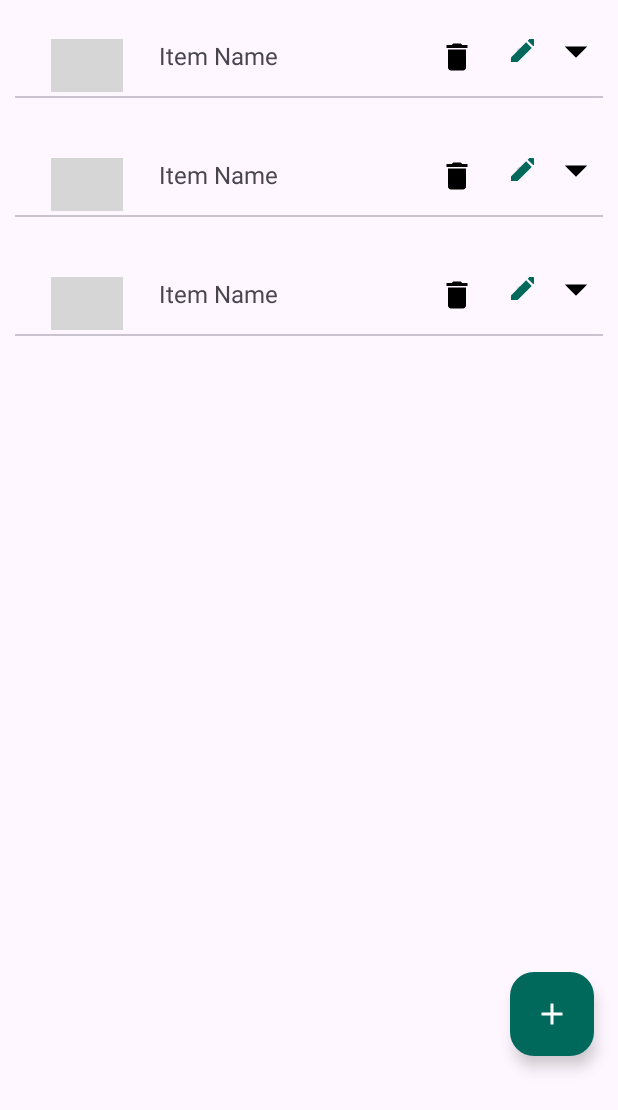
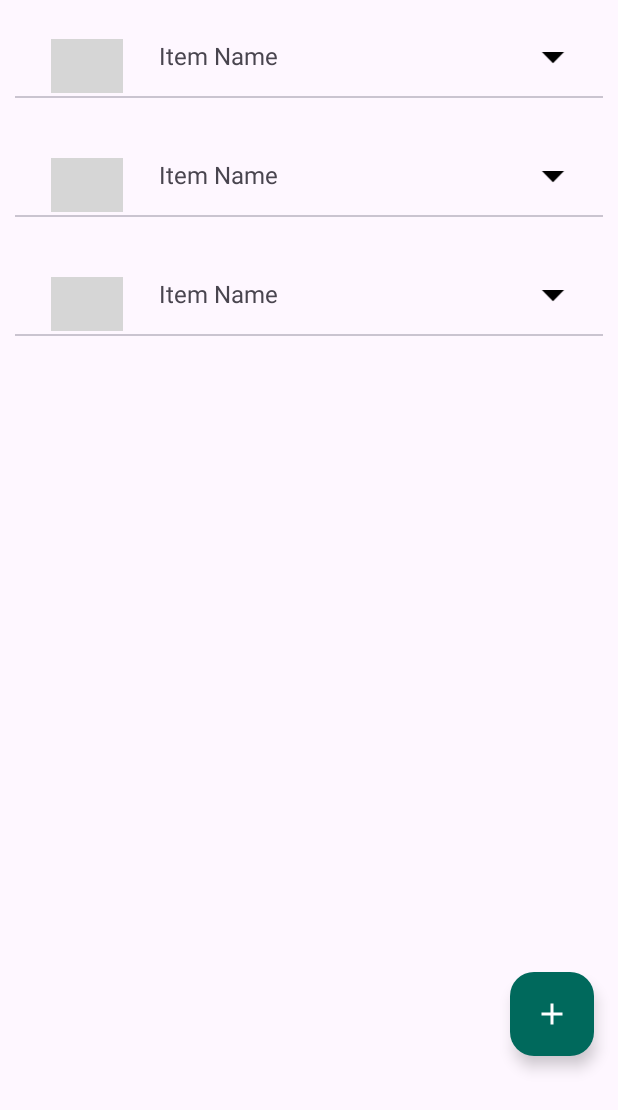
Before and after one commit to thatwaz/ShopPuppet, an Android app: the layout fragment_list.xml on its own in the app's theme, with its tools: preview values and no code run, on a phone screen of 412 x 824 dp. Shown: the top 1110 px of the screen. Run offline under Robolectric (Android 15) with nearby library versions, the phone set to English and light mode, and no system bars; grey boxes are pictures that could not be loaded.

Commit message:
set edit and delete icons in list fragment recyclerview to only appear when drop down arrow is clicked, also add delete alert dialog

```diff
--- a/app/src/main/res/layout/shopping_item.xml
+++ b/app/src/main/res/layout/shopping_item.xml
@@ -26,6 +26,7 @@
         android:layout_height="wrap_content"
         android:text="Item Name"
         android:textSize="16sp"
+        android:layout_marginEnd="12dp"
         app:layout_constraintStart_toEndOf="@id/img_star"
         app:layout_constraintEnd_toStartOf="@id/iv_delete_item"
         app:layout_constraintTop_toTopOf="parent" />
@@ -34,42 +35,48 @@
         android:id="@+id/iv_delete_item"
         android:layout_width="wrap_content"
         android:layout_height="wrap_content"
+        android:visibility="gone"
         android:src="@drawable/ic_delete"
-        android:layout_marginEnd="24dp"
+        android:layout_marginEnd="40dp"
+        app:layout_constraintBottom_toBottomOf="@id/tv_item_name"
         app:layout_constraintEnd_toStartOf="@id/iv_edit_item"
-        app:layout_constraintTop_toTopOf="@id/tv_item_name"/>
+        app:layout_constraintTop_toTopOf="@id/tv_item_name"
+        app:tint="@color/negativeAction" />
 
     <ImageButton
         android:id="@+id/iv_edit_item"
         android:layout_width="15dp"
         android:layout_height="15dp"
+        android:layout_marginEnd="24dp"
         android:src="@drawable/ic_edit"
-        app:layout_constraintStart_toEndOf="@id/tv_item_name"
+        android:visibility="gone"
+        app:layout_constraintBottom_toBottomOf="@id/tv_item_name"
+        app:layout_constraintEnd_toStartOf="@id/iv_arrow_down"
         app:layout_constraintTop_toTopOf="@id/tv_item_name"
-        app:tint="@color/colorPrimaryDark" />
+        app:tint="@color/positiveAction" />
 
     <ImageView
-        android:id="@+id/img_drop_down"
+        android:id="@+id/iv_arrow_down"
         android:layout_width="wrap_content"
         android:layout_height="wrap_content"
-        android:layout_marginStart="10dp"
+        android:layout_marginEnd="15dp"
         android:src="@drawable/ic_arrow_down"
-        app:layout_constraintBottom_toBottomOf="@+id/iv_edit_item"
+        app:layout_constraintBottom_toBottomOf="@+id/tv_item_name"
         app:layout_constraintEnd_toEndOf="parent"
-        app:layout_constraintStart_toEndOf="@+id/iv_edit_item"
-        app:layout_constraintTop_toTopOf="@+id/iv_edit_item"
+
+        app:layout_constraintTop_toTopOf="@+id/tv_item_name"
         app:layout_constraintVertical_bias="0.5" />
 
     <ImageView
-        android:id="@+id/imgArrowUp"
+        android:id="@+id/iv_arrow_up"
         android:layout_width="wrap_content"
         android:layout_height="wrap_content"
-        android:layout_marginStart="8dp"
+        android:layout_marginEnd="15dp"
         android:src="@drawable/ic_arrow_up"
         android:visibility="gone"
         app:layout_constraintBottom_toBottomOf="@+id/tv_item_name"
         app:layout_constraintEnd_toEndOf="parent"
-        app:layout_constraintStart_toEndOf="@+id/tv_item_name"
+
         app:layout_constraintTop_toTopOf="@+id/tv_item_name"
         app:layout_constraintVertical_bias="0.5" />
 
--- a/app/src/main/res/values/colors.xml
+++ b/app/src/main/res/values/colors.xml
@@ -63,6 +63,7 @@
 
     <color name="positiveAction">#4CAF50</color> <!-- Green for positive actions -->
     <color name="negativeAction">#B0B0B0</color> <!-- Light_Gray for caution/negative actions -->
+    <color name="delete">#D32F2F</color>
 
 
 
```
Also changed, not shown: app/src/main/java/com/thatwaz/shoppuppet/presentation/adapters/ListAdapter.kt (+18 -6 lines), app/src/main/java/com/thatwaz/shoppuppet/presentation/fragments/ListFragment.kt (+30 -5 lines).
